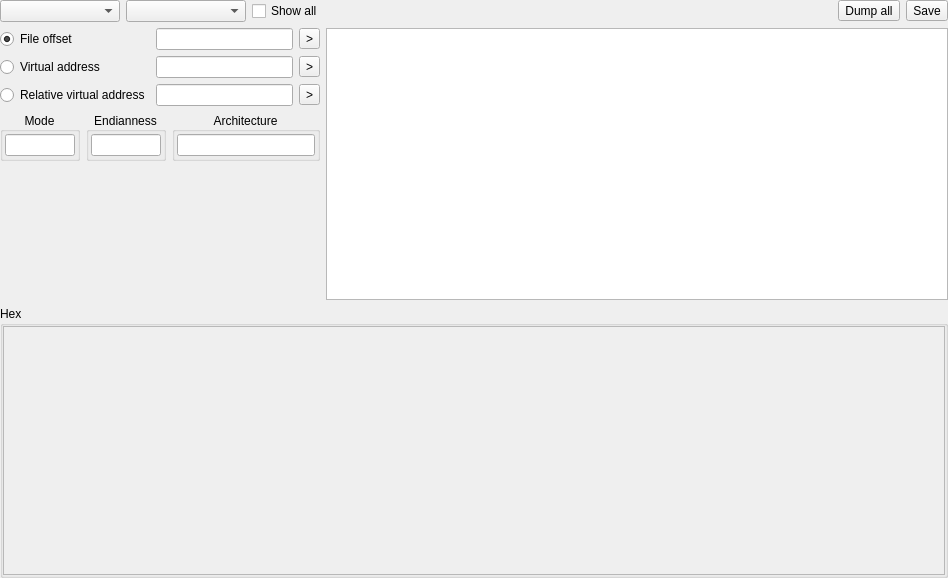
horsicq/XMemoryMapWidget, file xmemorymapwidget.ui: the form before one commit.
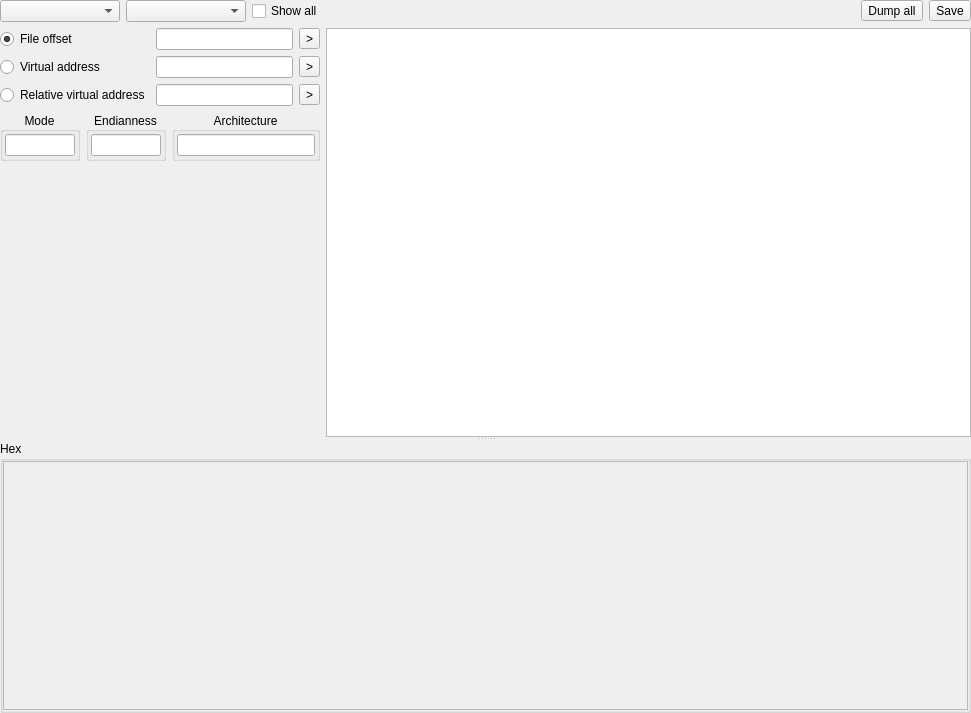
The form after the commit. Custom widgets are drawn as their Qt base class.

Diff of the .ui file:
```diff
--- a/xmemorymapwidget.ui
+++ b/xmemorymapwidget.ui
@@ -6,14 +6,14 @@
    <rect>
     <x>0</x>
     <y>0</y>
-    <width>948</width>
-    <height>578</height>
+    <width>971</width>
+    <height>713</height>
    </rect>
   </property>
   <property name="windowTitle">
    <string notr="true">Form</string>
   </property>
-  <layout class="QGridLayout" name="gridLayout_2">
+  <layout class="QVBoxLayout" name="verticalLayout_4">
    <property name="leftMargin">
     <number>0</number>
    </property>
@@ -26,7 +26,14 @@
    <property name="bottomMargin">
     <number>0</number>
    </property>
-   <item row="0" column="0">
+   <item>
+    <widget class="QSplitter" name="splitter">
+     <property name="orientation">
+      <enum>Qt::Vertical</enum>
+     </property>
+     <widget class="QWidget" name="">
+      <layout class="QVBoxLayout" name="verticalLayout">
+       <item>
     <layout class="QGridLayout" name="gridLayout_3">
      <item row="0" column="6">
       <widget class="QToolButton" name="toolButtonSave">
@@ -84,7 +91,7 @@
      </item>
     </layout>
    </item>
-   <item row="1" column="0">
+       <item>
     <layout class="QHBoxLayout" name="horizontalLayout">
      <item>
       <widget class="QWidget" name="widgetLeft" native="true">
@@ -353,7 +360,8 @@
      </item>
     </layout>
    </item>
-   <item row="2" column="0">
+      </layout>
+     </widget>
     <widget class="QGroupBox" name="groupBoxHex">
      <property name="title">
       <string notr="true">Hex</string>
@@ -399,6 +407,7 @@
        </widget>
       </item>
      </layout>
+     </widget>
     </widget>
    </item>
   </layout>
```
Lines whose indentation alone changed are shown as unchanged.
